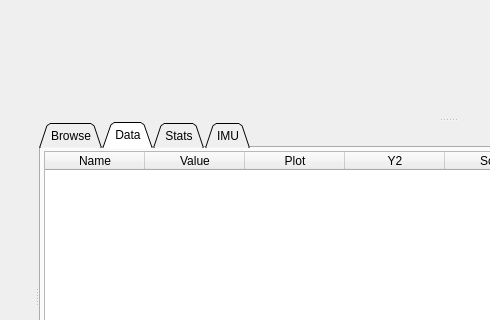
Above: pages/pageloganalysis.ui from vedderb/vesc_tool before the change; both pictures show x 203 to 693 and y 185 to 505 of the 1301 by 716 pixel window. Below: the same form after it.
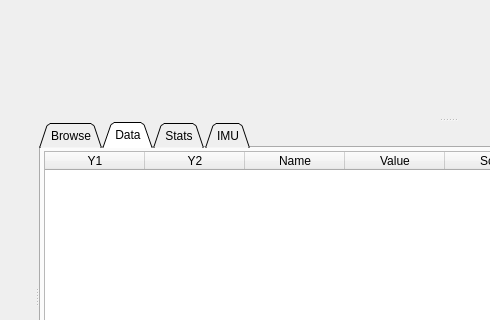
That is the form after the change. The open tabs and pages were chosen to show the change. Icons and pictures are not drawn. Custom widgets are drawn as their Qt base class.

Commit message:
Feature/plot yaxis2 (#383)
* Separate checkboxes for Y1 and Y2

Checking one will uncheck the other

* Only one event handler

Previous version made one event handler lambda for each row, causing
bad performance

* Fix performance regression

* Don't update graph when name/value column changes (done on click)
* Use named column indices
* Compute currentRow once in addDataItem

* Fix column indices

What changed in the file:
```diff
--- a/pages/pageloganalysis.ui
+++ b/pages/pageloganalysis.ui
@@ -590,17 +590,7 @@
            </attribute>
            <column>
             <property name="text">
-             <string>Name</string>
-            </property>
-           </column>
-           <column>
-            <property name="text">
-             <string>Value</string>
-            </property>
-           </column>
-           <column>
-            <property name="text">
-             <string>Plot</string>
+             <string>Y1</string>
             </property>
            </column>
            <column>
@@ -611,6 +601,16 @@
              <string>&lt;html&gt;&lt;head/&gt;&lt;body&gt;&lt;p&gt;Show this data series on the second Y axis to the right&lt;/p&gt;&lt;p&gt;Y axes will be autoscaled independently&lt;/p&gt;&lt;/body&gt;&lt;/html&gt;</string>
             </property>
            </column>
+           <column>
+            <property name="text">
+             <string>Name</string>
+            </property>
+           </column>
+           <column>
+            <property name="text">
+             <string>Value</string>
+            </property>
+           </column>
            <column>
             <property name="text">
              <string>Scale</string>
```
Left out of the diff: 2 changed lines with no effect on the pictures. The commit also changes 2 other files.
